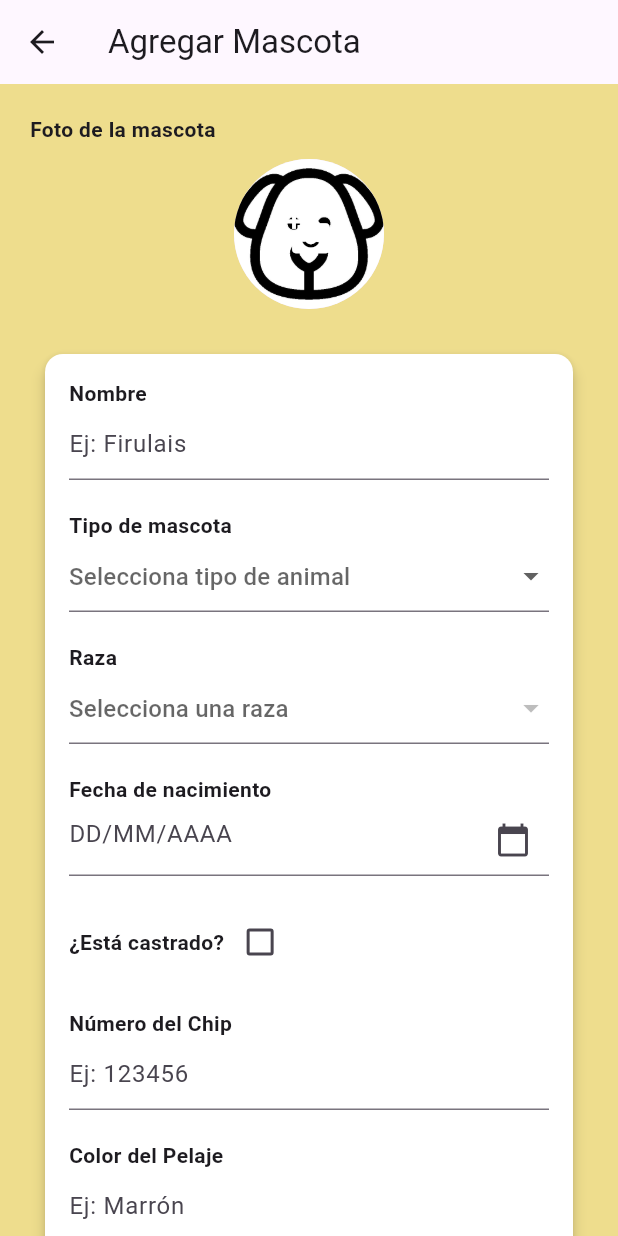
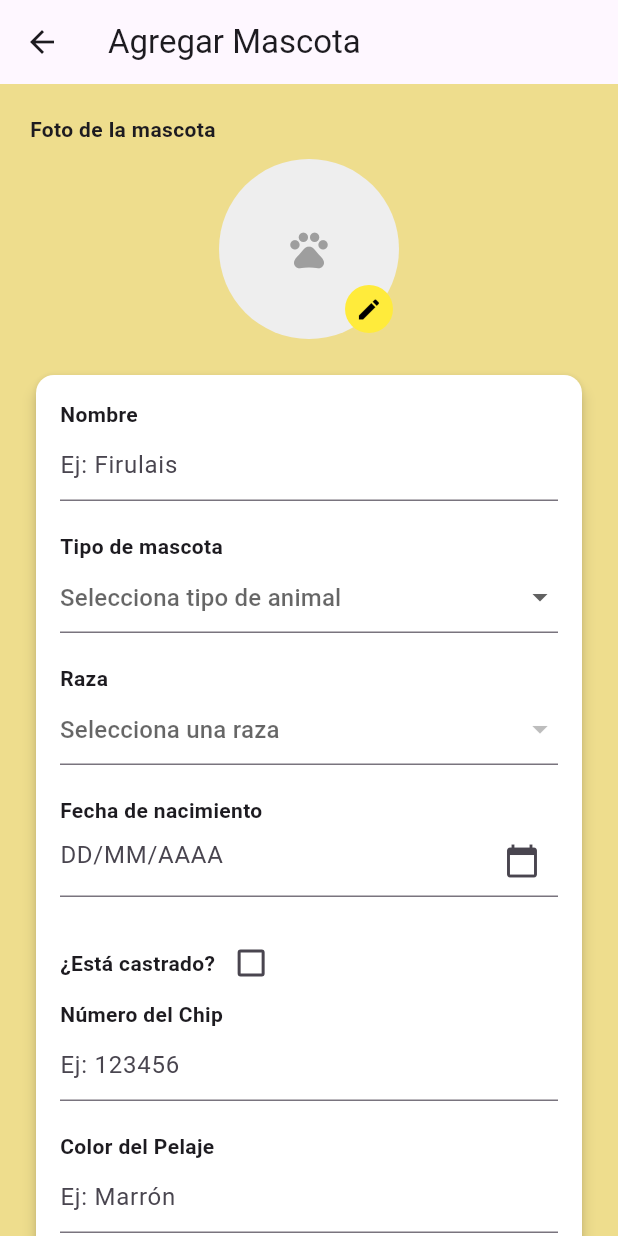
Before and after one commit to ElRisas1/pet_plan_pruebas, a Flutter app: the PantallaAgregarMascota screen opened directly, on a phone screen of 412 x 824 dp. Run offline on Flutter 3.47's test engine with Material 3 defaults, Android fonts, the phone set to English and light mode, and no system bars; our stand-ins replace carousel_slider, flutter_local_notifications, google_generative_ai, grouped_list, image_picker, qr_flutter and 3 more; accounts and stored records are empty.

```diff
--- a/lib/pantalla_agregar_mascota.dart
+++ b/lib/pantalla_agregar_mascota.dart
@@ -23,6 +23,7 @@ class _PantallaAgregarMascotaState extends State<PantallaAgregarMascota> {
   final TextEditingController _datosVeterinarioController = TextEditingController();
 
   File? _imagenMascota;
+  String? _fotoUrl; // URL generada después de subir
   DateTime? _fechaSeleccionada;
   String? _tipoAnimalSeleccionado;
   List<String> _razas = [];
@@ -30,17 +31,17 @@ class _PantallaAgregarMascotaState extends State<PantallaAgregarMascota> {
   bool _castrado = false;
 
   Future<void> _seleccionarImagen() async {
-    final ImagePicker picker = ImagePicker();
-    final XFile? imagenSeleccionada = await picker.pickImage(source: ImageSource.gallery);
-    if (imagenSeleccionada != null) {
+    final picker = ImagePicker();
+    final XFile? imagen = await picker.pickImage(source: ImageSource.gallery);
+    if (imagen != null) {
       setState(() {
-        _imagenMascota = File(imagenSeleccionada.path);
+        _imagenMascota = File(imagen.path);
       });
     }
   }
 
   Future<void> _seleccionarFecha(BuildContext context) async {
-    final DateTime? picked = await showDatePicker(
+    final picked = await showDatePicker(
       context: context,
       initialDate: DateTime.now(),
       firstDate: DateTime(2000),
@@ -69,14 +70,11 @@ class _PantallaAgregarMascotaState extends State<PantallaAgregarMascota> {
     if (_formKey.currentState!.validate()) {
       final user = Supabase.instance.client.auth.currentUser;
       if (user == null) {
-        if (!mounted) return;
         ScaffoldMessenger.of(context).showSnackBar(
           const SnackBar(content: Text("Debes iniciar sesión")),
         );
         return;
       }
-
-      String? fotoUrl;
 
       if (_imagenMascota != null) {
         final ext = path.extension(_imagenMascota!.path);
@@ -85,27 +83,21 @@ class _PantallaAgregarMascotaState extends State<PantallaAgregarMascota> {
         final bytes = await _imagenMascota!.readAsBytes();
 
         try {
-          final response = await Supabase.instance.client.storage
+          await Supabase.instance.client.storage
               .from('imagenesmascotas')
-              .uploadBinary(
-                filePath,
-                bytes,
-                fileOptions: const FileOptions(upsert: false),
-              );
+              .uploadBinary(filePath, bytes, fileOptions: const FileOptions(upsert: false));
 
-          print('✅ Imagen subida a: $filePath');
-          print('📦 Respuesta: $response');
-
-          fotoUrl = Supabase.instance.client.storage
+          final publicUrl = Supabase.instance.client.storage
               .from('imagenesmascotas')
               .getPublicUrl(filePath);
 
-          print('🔗 URL generada: $fotoUrl');
+          setState(() {
+            _fotoUrl = publicUrl;
+          });
+
         } catch (e) {
-          print('❌ ERROR al subir imagen: $e');
-          if (!mounted) return;
           ScaffoldMessenger.of(context).showSnackBar(
-            SnackBar(content: Text('Error al subir la imagen: $e')),
+            SnackBar(content: Text('Error al subir imagen: $e')),
           );
           return;
         }
@@ -119,26 +111,34 @@ class _PantallaAgregarMascotaState extends State<PantallaAgregarMascota> {
           'Castrado': _castrado ? 'Sí' : 'No',
           'Color_pelaje': _colorPelajeController.text,
           'Raza': _razaSeleccionada ?? 'Desconocida',
-          'Foto': fotoUrl ?? '',
+          'Foto': _fotoUrl ?? '',
           'Informacion': _informacionExtraController.text,
           'Veterinario': _datosVeterinarioController.text,
           'Num_Chip': _numeroChipController.text,
           'id_usuario': user.id,
         }).select();
 
-        if (!mounted) return;
         ScaffoldMessenger.of(context).showSnackBar(
           const SnackBar(content: Text("Mascota guardada correctamente")),
         );
         Navigator.pop(context);
       } catch (e) {
-        if (!mounted) return;
         ScaffoldMessenger.of(context).showSnackBar(
           SnackBar(content: Text("Error inesperado: $e")),
         );
-        print('❌ Error al guardar mascota en la BD: $e');
       }
     }
+  }
+
+  @override
+  void dispose() {
+    _nombreController.dispose();
+    _fechaNacimientoController.dispose();
+    _numeroChipController.dispose();
+    _colorPelajeController.dispose();
+    _informacionExtraController.dispose();
+    _datosVeterinarioController.dispose();
+    super.dispose();
   }
 
   @override
@@ -156,126 +156,54 @@ class _PantallaAgregarMascotaState extends State<PantallaAgregarMascota> {
               const Text("Foto de la mascota", style: TextStyle(fontWeight: FontWeight.bold)),
               const SizedBox(height: 10),
               Center(
-                child: GestureDetector(
-                  onTap: _seleccionarImagen,
-                  child: CircleAvatar(
-                    radius: 50,
-                    backgroundImage: _imagenMascota != null
-                        ? FileImage(_imagenMascota!)
-                        : const AssetImage('assets/default.png') as ImageProvider,
-                    child: _imagenMascota == null
-                        ? const Icon(Icons.add_a_photo, size: 30, color: Colors.white)
-                        : null,
-                  ),
+                child: Stack(
+                  alignment: Alignment.bottomRight,
+                  children: [
+                    CircleAvatar(
+                      radius: 60,
+                      backgroundColor: Colors.grey[200],
+                      backgroundImage: _imagenMascota != null
+                          ? FileImage(_imagenMascota!)
+                          : (_fotoUrl != null && _fotoUrl!.isNotEmpty
+                              ? NetworkImage(_fotoUrl!)
+                              : null),
+                      child: _imagenMascota == null && (_fotoUrl == null || _fotoUrl!.isEmpty)
+                          ? const Icon(Icons.pets, size: 30, color: Colors.grey)
+                          : null,
+                    ),
+                    Positioned(
+                      right: 4,
+                      bottom: 4,
+                      child: GestureDetector(
+                        onTap: _seleccionarImagen,
+                        child: const CircleAvatar(
+                          radius: 16,
+                          backgroundColor: Colors.yellow,
+                          child: Icon(Icons.edit, size: 18, color: Colors.black),
+                        ),
+                      ),
+                    ),
+                  ],
                 ),
               ),
               const SizedBox(height: 20),
               Card(
                 elevation: 4,
                 shape: RoundedRectangleBorder(borderRadius: BorderRadius.circular(12)),
-                margin: const EdgeInsets.symmetric(vertical: 10, horizontal: 10),
                 color: Colors.white,
                 child: Padding(
                   padding: const EdgeInsets.all(16),
                   child: Column(
-                    crossAxisAlignment: CrossAxisAlignment.start,
                     children: [
-                      const Text("Nombre", style: TextStyle(fontWeight: FontWeight.bold)),
-                      TextFormField(
-                        controller: _nombreController,
-                        decoration: const InputDecoration(hintText: 'Ej: Firulais'),
-                        validator: (value) => value == null || value.isEmpty ? 'Ingresa un nombre' : null,
-                      ),
-                      const SizedBox(height: 20),
-                      const Text("Tipo de mascota", style: TextStyle(fontWeight: FontWeight.bold)),
-                      DropdownButtonFormField<String>(
-                        value: _tipoAnimalSeleccionado,
-                        decoration: const InputDecoration(hintText: 'Selecciona tipo de animal'),
-                        items: ['Perro', 'Gato']
-                            .map((tipo) => DropdownMenuItem(value: tipo, child: Text(tipo)))
-                            .toList(),
-                        onChanged: (value) {
-                          setState(() {
-                            _tipoAnimalSeleccionado = value;
-                            _cargarRazas();
-                          });
-                        },
-                        validator: (value) => value == null ? 'Selecciona el tipo de animal' : null,
-                      ),
-                      const SizedBox(height: 20),
-                      const Text("Raza", style: TextStyle(fontWeight: FontWeight.bold)),
-                      DropdownButtonFormField<String>(
-                        value: _razaSeleccionada,
-                        decoration: const InputDecoration(hintText: 'Selecciona una raza'),
-                        items: _razas
-                            .map((raza) => DropdownMenuItem(value: raza, child: Text(raza)))
-                            .toList(),
-                        onChanged: (value) {
-                          setState(() {
-                            _razaSeleccionada = value;
-                          });
-                        },
-                      ),
-                      const SizedBox(height: 20),
-                      const Text("Fecha de nacimiento", style: TextStyle(fontWeight: FontWeight.bold)),
-                      TextFormField(
-                        controller: _fechaNacimientoController,
-                        readOnly: true,
-                        onTap: () => _seleccionarFecha(context),
-                        decoration: const InputDecoration(
-                          hintText: 'DD/MM/AAAA',
-                          suffixIcon: Icon(Icons.calendar_today),
-                        ),
-                        validator: (value) {
-                          if (value == null || value.isEmpty) {
-                            return 'Selecciona una fecha';
-                          }
-                          try {
-                            DateFormat('dd/MM/yyyy').parseStrict(value);
-                            return null;
-                          } catch (e) {
-                            return 'Formato de fecha inválido';
-                          }
-                        },
-                      ),
-                      const SizedBox(height: 20),
-                      Row(
-                        children: [
-                          const Text("¿Está castrado?", style: TextStyle(fontWeight: FontWeight.bold)),
-                          Checkbox(
-                            value: _castrado,
-                            onChanged: (value) {
-                              setState(() {
-                                _castrado = value ?? false;
-                              });
-                            },
-                          ),
-                        ],
-                      ),
-                      const SizedBox(height: 20),
-                      const Text("Número del Chip", style: TextStyle(fontWeight: FontWeight.bold)),
-                      TextFormField(
-                        controller: _numeroChipController,
-                        decoration: const InputDecoration(hintText: 'Ej: 123456'),
-                      ),
-                      const SizedBox(height: 20),
-                      const Text("Color del Pelaje", style: TextStyle(fontWeight: FontWeight.bold)),
-                      TextFormField(
-                        controller: _colorPelajeController,
-                        decoration: const InputDecoration(hintText: 'Ej: Marrón'),
-                      ),
-                      const SizedBox(height: 20),
-                      const Text("Información adicional", style: TextStyle(fontWeight: FontWeight.bold)),
-                      TextFormField(
-                        controller: _informacionExtraController,
-                        decoration: const InputDecoration(hintText: 'Datos adicionales'),
-                      ),
-                      const SizedBox(height: 20),
-                      const Text("Veterinario", style: TextStyle(fontWeight: FontWeight.bold)),
-                      TextFormField(
-                        controller: _datosVeterinarioController,
-                        decoration: const InputDecoration(hintText: 'Nombre o contacto'),
-                      ),
+                      _buildTextField("Nombre", _nombreController, "Ej: Firulais"),
+                      _buildDropdownTipo(),
+                      _buildDropdownRaza(),
+                      _buildFechaNacimiento(),
+                      _buildCheckboxCastrado(),
+                      _buildTextField("Número del Chip", _numeroChipController, "Ej: 123456"),
+                      _buildTextField("Color del Pelaje", _colorPelajeController, "Ej: Marrón"),
+                      _buildTextField("Información adicional", _informacionExtraController, "Cualquier dato extra"),
+                      _buildTextField("Veterinario", _datosVeterinarioController, "Nombre o contacto"),
                     ],
                   ),
                 ),
@@ -295,14 +223,100 @@ class _PantallaAgregarMascotaState extends State<PantallaAgregarMascota> {
     );
   }
 
-  @override
-  void dispose() {
-    _nombreController.dispose();
-    _fechaNacimientoController.dispose();
-    _numeroChipController.dispose();
-    _colorPelajeController.dispose();
-    _informacionExtraController.dispose();
-    _datosVeterinarioController.dispose();
-    super.dispose();
+  Widget _buildTextField(String label, TextEditingController controller, String hint) {
+    return Column(
+      crossAxisAlignment: CrossAxisAlignment.start,
+      children: [
+        Text(label, style: const TextStyle(fontWeight: FontWeight.bold)),
+        TextFormField(
+          controller: controller,
+          decoration: InputDecoration(hintText: hint),
+          validator: (value) => (label == "Nombre" && (value == null || value.isEmpty))
+              ? 'Campo obligatorio'
+              : null,
+        ),
+        const SizedBox(height: 20),
+      ],
+    );
+  }
+
+  Widget _buildDropdownTipo() {
+    return Column(
+      crossAxisAlignment: CrossAxisAlignment.start,
+      children: [
+        const Text("Tipo de mascota", style: TextStyle(fontWeight: FontWeight.bold)),
+        DropdownButtonFormField<String>(
+          value: _tipoAnimalSeleccionado,
+          decoration: const InputDecoration(hintText: 'Selecciona tipo de animal'),
+          items: ['Perro', 'Gato']
+              .map((tipo) => DropdownMenuItem(value: tipo, child: Text(tipo)))
+              .toList(),
+          onChanged: (value) {
+            setState(() {
+              _tipoAnimalSeleccionado = value;
+              _cargarRazas();
+            });
+          },
+          validator: (value) => value == null ? 'Selecciona el tipo de animal' : null,
+        ),
+        const SizedBox(height: 20),
+      ],
+    );
+  }
+
+  Widget _buildDropdownRaza() {
+    return Column(
+      crossAxisAlignment: CrossAxisAlignment.start,
+      children: [
+        const Text("Raza", style: TextStyle(fontWeight: FontWeight.bold)),
+        DropdownButtonFormField<String>(
+          value: _razaSeleccionada,
+          decoration: const InputDecoration(hintText: 'Selecciona una raza'),
+          items: _razas.map((raza) => DropdownMenuItem(value: raza, child: Text(raza))).toList(),
+          onChanged: (value) => setState(() => _razaSeleccionada = value),
+        ),
+        const SizedBox(height: 20),
+      ],
+    );
+  }
+
+  Widget _buildFechaNacimiento() {
+    return Column(
+      crossAxisAlignment: CrossAxisAlignment.start,
+      children: [
+        const Text("Fecha de nacimiento", style: TextStyle(fontWeight: FontWeight.bold)),
+        TextFormField(
+          controller: _fechaNacimientoController,
+          readOnly: true,
+          onTap: () => _seleccionarFecha(context),
+          decoration: const InputDecoration(
+            hintText: 'DD/MM/AAAA',
+            suffixIcon: Icon(Icons.calendar_today),
+          ),
+          validator: (value) {
+            if (value == null || value.isEmpty) return 'Selecciona una fecha';
+            try {
+              DateFormat('dd/MM/yyyy').parseStrict(value);
+              return null;
+            } catch (_) {
+              return 'Formato de fecha inválido';
+            }
+          },
+        ),
+        const SizedBox(height: 20),
+      ],
+    );
+  }
+
+  Widget _buildCheckboxCastrado() {
+    return Row(
+      children: [
+        const Text("¿Está castrado?", style: TextStyle(fontWeight: FontWeight.bold)),
+        Checkbox(
+          value: _castrado,
+          onChanged: (value) => setState(() => _castrado = value ?? false),
+        ),
+      ],
+    );
   }
 }
```
Also changed, not shown: lib/pantalla_main.dart (+53 -20 lines), lib/pantalla_perfil.dart (+44 -15 lines).
